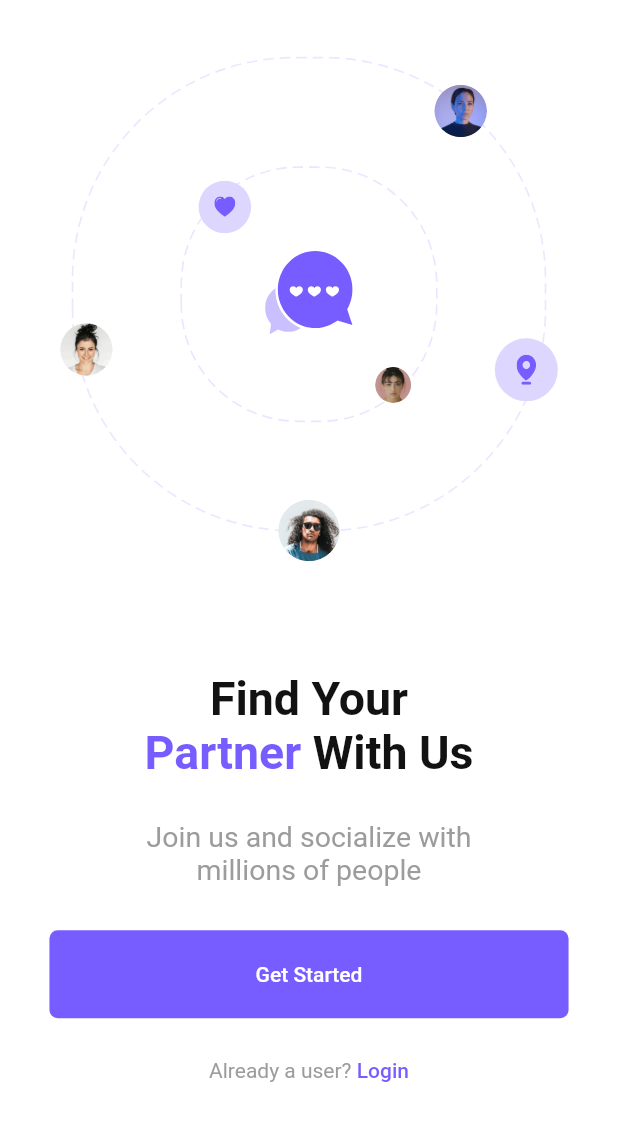
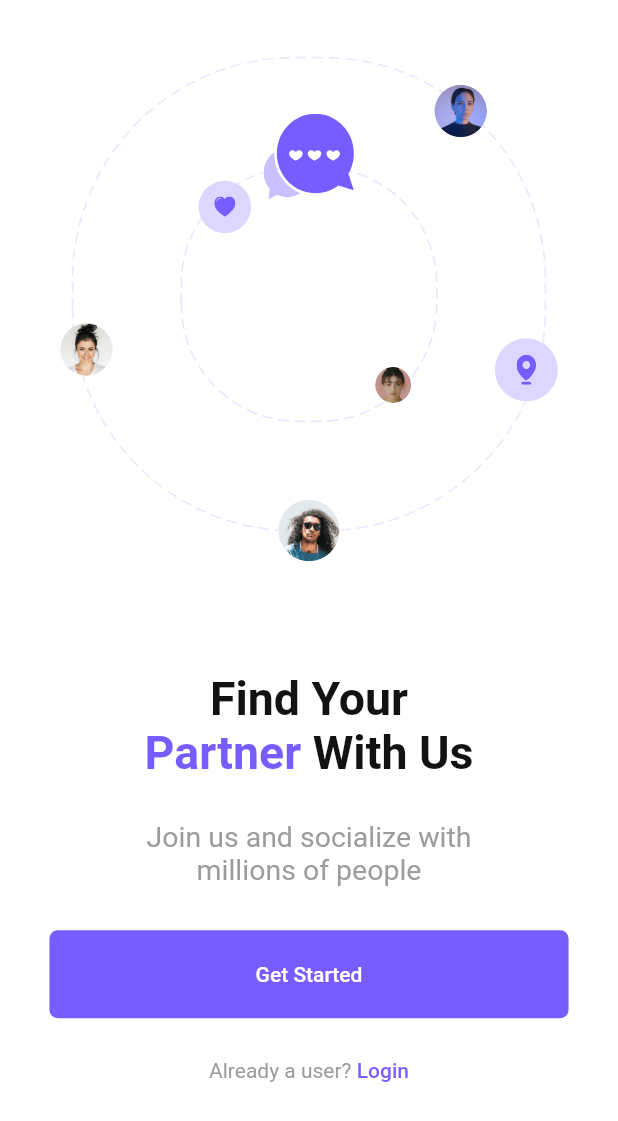
Before and after one commit to mitulsrv-vnsgu/flutter-app, a Flutter app: the OnboardingScreen screen opened by its route, on a phone screen of 412 x 824 dp. Shown: the top 1121 px of the screen. Run offline on Flutter 3.47's test engine with Material 2 defaults, Android fonts, the phone set to English and light mode, and no system bars; drawn by our look-alikes of dotted_border; our stand-ins replace cached_network_image, connectivity_plus, flutter_svg, get, google_sign_in, shared_preferences and 1 more; accounts and stored records are empty; Roboto replaces fonts that are missing (General Sans).

Commit message:
Changes by DhiWise

```diff
--- a/lib/presentation/onboarding_screen/onboarding_screen.dart
+++ b/lib/presentation/onboarding_screen/onboarding_screen.dart
@@ -93,10 +93,10 @@ class OnboardingScreen extends GetWidget<OnboardingController> {
                                         ]))),
                             CustomImageView(
                                 svgPath: ImageConstant.imgShare,
-                                height: getVerticalSize(52),
+                                height: getVerticalSize(100),
                                 width: getHorizontalSize(55),
                                 alignment: Alignment.topCenter,
-                                margin: getMargin(top: 121)),
+                                margin: getMargin(top: 12)),
                             CustomImageView(
                                 imagePath: ImageConstant.imgEllipse6,
                                 height: getSize(39),
```
Also changed, not shown: 20 other files.
